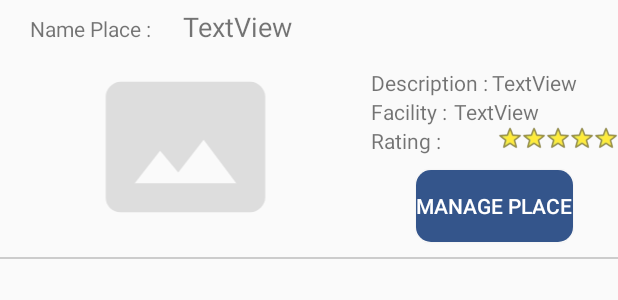
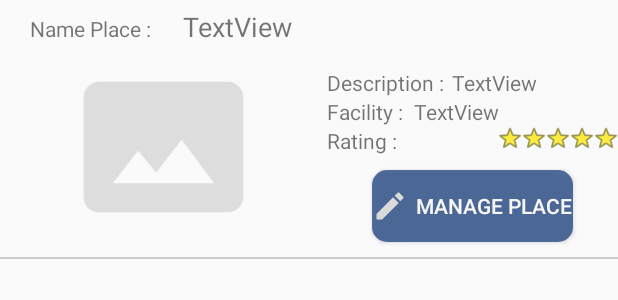
Before and after one commit to peeangry/GroupUpPlace, an Android app: the layout activity_place.xml on its own in the app's theme, with its tools: preview values and no code run, on a phone screen of 412 x 824 dp. Shown: the top 300 px of the screen. Run offline under Robolectric (Android 15) with nearby library versions, the phone set to English and light mode, and no system bars; network calls fail.

Commit message:
add icon edit,alpha

```diff
--- /dev/null
+++ b/app/src/main/res/drawable/ic_edit_black_24dp.xml
@@ -0,0 +1,5 @@
+<vector android:height="24dp" android:tint="#DDDDDD"
+    android:viewportHeight="24.0" android:viewportWidth="24.0"
+    android:width="24dp" xmlns:android="http://schemas.android.com/apk/res/android">
+    <path android:fillColor="#FF000000" android:pathData="M3,17.25V21h3.75L17.81,9.94l-3.75,-3.75L3,17.25zM20.71,7.04c0.39,-0.39 0.39,-1.02 0,-1.41l-2.34,-2.34c-0.39,-0.39 -1.02,-0.39 -1.41,0l-1.83,1.83 3.75,3.75 1.83,-1.83z"/>
+</vector>
--- a/app/src/main/res/layout/activity_place.xml
+++ b/app/src/main/res/layout/activity_place.xml
@@ -131,7 +131,10 @@
                         android:layout_marginTop="10dp"
                         android:layout_marginRight="30dp"
                         android:layout_marginBottom="10dp"
+                        android:alpha="0.85"
                         android:background="@drawable/button"
+                        android:drawableLeft="@drawable/ic_edit_black_24dp"
+                        android:drawablePadding="5dp"
                         android:text="@string/manage_place"
                         android:textColor="#FFFFFF" />
 
```
